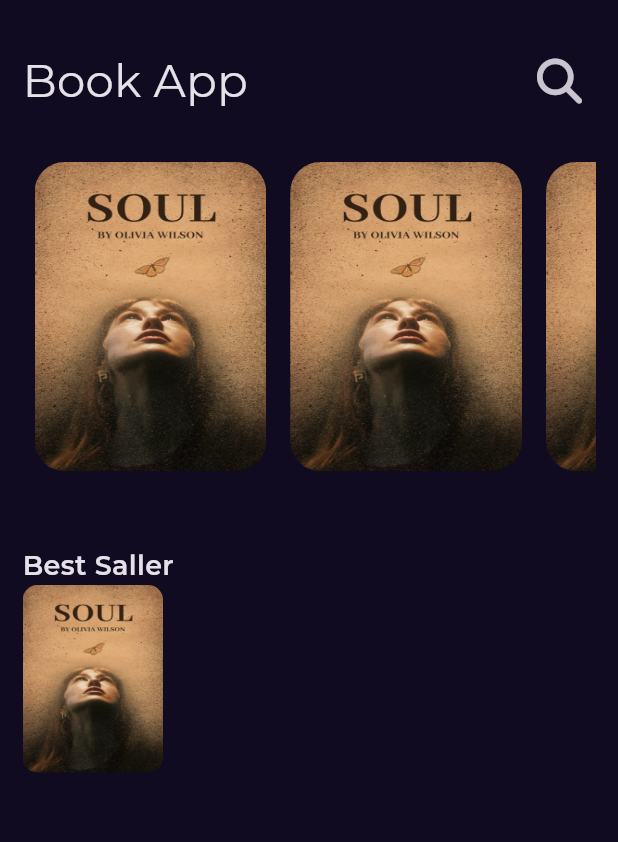
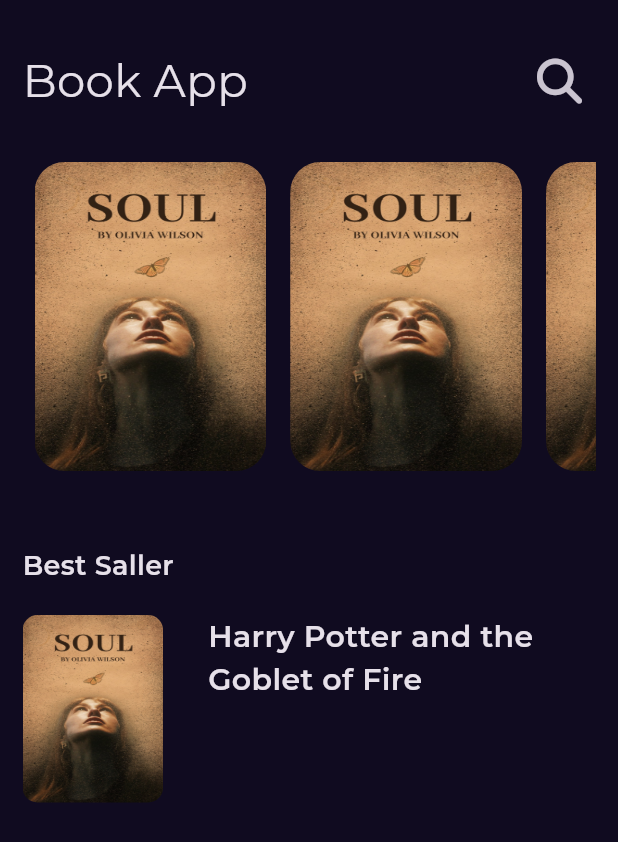
Before and after one commit to EsAm1973/book-store, a Flutter app: the screen it shows after launch, on a phone screen of 412 x 824 dp. Shown: the top 842 px of the screen. Run offline on Flutter 3.47's test engine with Material 3 defaults, Android fonts, the phone set to English and light mode, and no system bars; our stand-ins replace font_awesome_flutter, get, google_fonts.

Commit message:
Male a best saller item title

```diff
--- a/lib/Features/home/presentation/views/widgets/home_view_body.dart
+++ b/lib/Features/home/presentation/views/widgets/home_view_body.dart
@@ -24,6 +24,9 @@ class HomeViewBody extends StatelessWidget {
               'Best Saller',
               style: Styles.textStyle18,
             ),
+            SizedBox(
+              height: 20,
+            ),
             BestSallerListViewItem(),
           ],
         ),
@@ -38,6 +41,7 @@ class BestSallerListViewItem extends StatelessWidget {
   @override
   Widget build(BuildContext context) {
     return Row(
+      crossAxisAlignment: CrossAxisAlignment.start,
       children: [
         SizedBox(
             height: 125,
@@ -50,7 +54,21 @@ class BestSallerListViewItem extends StatelessWidget {
                       image: AssetImage(kTestImage), fit: BoxFit.fill),
                 ),
               ),
-            ))
+            )),
+        const SizedBox(
+          width: 30,
+        ),
+        Column(children: [
+          SizedBox(
+            width: MediaQuery.of(context).size.width * .6,
+            child: Text(
+              maxLines: 2,
+              overflow: TextOverflow.ellipsis,
+              'Harry Potter and the Goblet of Fire',
+              style: Styles.textStyle20.copyWith(fontWeight: FontWeight.w600),
+            ),
+          )
+        ])
       ],
     );
   }
```
